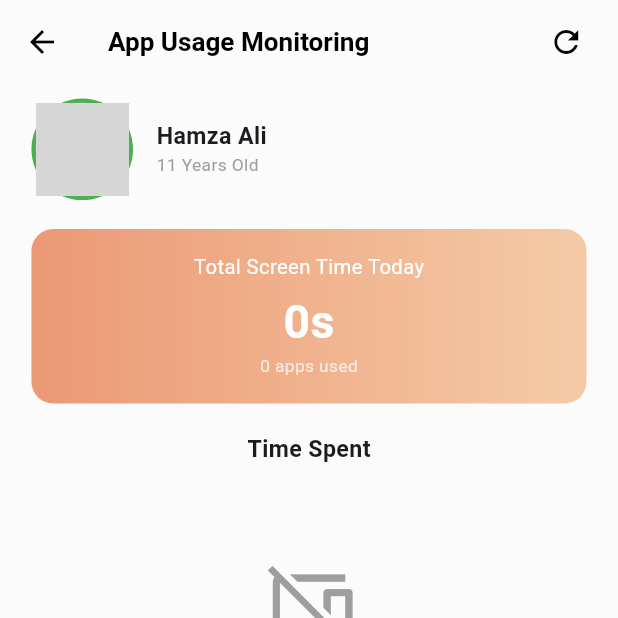
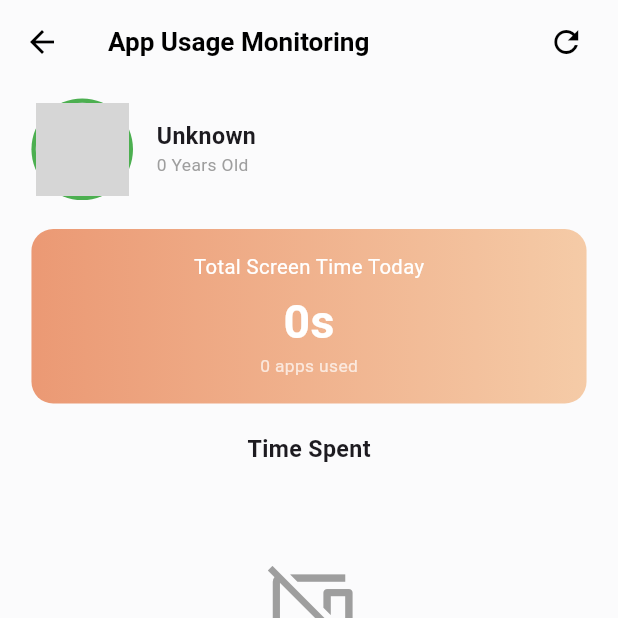
Before and after one commit to AmmaraAkhtar/26-FYP-CS-103, a Flutter app: the Monitoring screen opened directly with empty values, after a tap on "App Usage", on a phone screen of 412 x 824 dp, the top half of it. Run offline on Flutter 3.47's test engine with Material 3 defaults, Android fonts, the phone set to English and light mode, and no system bars; our stand-ins replace flutter_screenutil, flutter_tts, permission_handler, shared_preferences, timeago; missing offline and left inert: android_intent_plus, flutter_accessibility_service, usage_stats; accounts and stored records are empty; network calls fail; grey boxes are pictures that could not be loaded.

Commit message:
Made app usage screen dynamic

```diff
--- a/parent_app/lib/Monitoring.dart
+++ b/parent_app/lib/Monitoring.dart
@@ -433,7 +433,7 @@ class _MonitoringState extends State<Monitoring> {
                         onTap: () {
                           Navigator.push(
                             context,
-                            MaterialPageRoute(builder: (context) => AppUsageMonitoringScreen()),
+                            MaterialPageRoute(builder: (context) => AppUsageMonitoringScreen(childId: childId, childName: widget.childData?['name'] ?? 'Unknown', childAge: widget.childData?['age'] ?? 0)),
                           );
                         },
                       ),
--- a/parent_app/lib/appUsage.dart
+++ b/parent_app/lib/appUsage.dart
@@ -202,10 +202,18 @@ import 'package:flutter/material.dart';
 import 'package:flutter_screenutil/flutter_screenutil.dart';
 import 'package:http/http.dart' as http;
 import 'dart:convert';
-import 'package:shared_preferences/shared_preferences.dart';
 
 class AppUsageMonitoringScreen extends StatefulWidget {
-  const AppUsageMonitoringScreen({super.key});
+  final int childId;
+  final String childName;
+  final int childAge;
+
+  const AppUsageMonitoringScreen({
+    super.key,
+    required this.childId,
+    required this.childName,
+    required this.childAge,
+  });
 
   @override
   State<AppUsageMonitoringScreen> createState() => _AppUsageMonitoringScreenState();
@@ -223,20 +231,11 @@ class _AppUsageMonitoringScreenState extends State<AppUsageMonitoringScreen> {
 
   // Package name se readable app name nikalo - fully dynamic
   String getAppName(String packageName) {
-    // com.whatsapp → WhatsApp
-    // com.instagram.android → Instagram
-    // com.sec.android.app.launcher → Launcher
     List<String> parts = packageName.split('.');
-
-    // Last meaningful part lo
     String last = parts.last;
-
-    // Common suffixes hata do
     if (last == 'android' || last == 'app' || last == 'mobile') {
       last = parts.length >= 2 ? parts[parts.length - 2] : last;
     }
-
-    // Capitalize karo
     return last[0].toUpperCase() + last.substring(1);
   }
 
@@ -281,7 +280,6 @@ class _AppUsageMonitoringScreenState extends State<AppUsageMonitoringScreen> {
     return 'App';
   }
 
-  // Category se color - dynamic
   Color getCategoryColor(String category) {
     switch (category) {
       case 'Chatting': return Colors.green;
@@ -295,7 +293,6 @@ class _AppUsageMonitoringScreenState extends State<AppUsageMonitoringScreen> {
     }
   }
 
-  // Category se background color
   Color getHeaderBg(String category) {
     switch (category) {
       case 'Chatting': return const Color(0xFFE8F5E9);
@@ -309,7 +306,6 @@ class _AppUsageMonitoringScreenState extends State<AppUsageMonitoringScreen> {
     }
   }
 
-  // Category se icon - dynamic
   IconData getCategoryIcon(String category) {
     switch (category) {
       case 'Chatting': return Icons.chat_bubble_rounded;
@@ -323,7 +319,6 @@ class _AppUsageMonitoringScreenState extends State<AppUsageMonitoringScreen> {
     }
   }
 
-  //  Seconds ko readable format
   String formatTime(int seconds) {
     if (seconds < 60) return "${seconds}s";
     int minutes = seconds ~/ 60;
@@ -336,16 +331,8 @@ class _AppUsageMonitoringScreenState extends State<AppUsageMonitoringScreen> {
   Future<void> fetchUsageData() async {
     setState(() => isLoading = true);
     try {
-      SharedPreferences prefs = await SharedPreferences.getInstance();
-      int? childId = prefs.getInt("child_id");
-
-      if (childId == null) {
-        setState(() => isLoading = false);
-        return;
-      }
-
       final response = await http.get(
-       Uri.parse('http://192.168.18.163:8000/get-child-usage/$childId/'),
+        Uri.parse('http://192.168.18.163:8000/get-child-usage/${widget.childId}/'),
         headers: {"Content-Type": "application/json"},
       );
 
@@ -353,12 +340,10 @@ class _AppUsageMonitoringScreenState extends State<AppUsageMonitoringScreen> {
         final data = jsonDecode(response.body);
         List<dynamic> rawUsage = data['usage_data'];
 
-        // System apps filter karo
         List<Map<String, dynamic>> filtered = rawUsage
             .where((app) {
               String pkg = app['package_name'];
               int time = app['usage_time'] as int;
-              // System apps aur zero usage hata do
               return time > 0 &&
                   !pkg.contains('android') &&
                   !pkg.contains('samsung') &&
@@ -371,7 +356,6 @@ class _AppUsageMonitoringScreenState extends State<AppUsageMonitoringScreen> {
             .map((app) => Map<String, dynamic>.from(app))
             .toList();
 
-        // Usage time se sort karo - highest first
         filtered.sort((a, b) =>
             (b['usage_time'] as int).compareTo(a['usage_time'] as int));
 
@@ -379,6 +363,8 @@ class _AppUsageMonitoringScreenState extends State<AppUsageMonitoringScreen> {
           usageData = filtered;
           isLoading = false;
         });
+      } else {
+        setState(() => isLoading = false);
       }
     } catch (e) {
       print("Error: $e");
@@ -403,10 +389,7 @@ class _AppUsageMonitoringScreenState extends State<AppUsageMonitoringScreen> {
         ),
         title: Text(
           "App Usage Monitoring",
-          style: TextStyle(
-              color: Colors.black,
-              fontWeight: FontWeight.bold,
-              fontSize: 18.sp),
+          style: TextStyle(color: Colors.black, fontWeight: FontWeight.bold, fontSize: 18.sp),
         ),
         actions: [
           IconButton(
@@ -417,15 +400,13 @@ class _AppUsageMonitoringScreenState extends State<AppUsageMonitoringScreen> {
         ],
       ),
       body: isLoading
-          ? const Center(
-              child: CircularProgressIndicator(color: Color(0xFFEB9974)))
+          ? const Center(child: CircularProgressIndicator(color: Color(0xFFEB9974)))
           : RefreshIndicator(
               onRefresh: fetchUsageData,
               child: SingleChildScrollView(
                 physics: const AlwaysScrollableScrollPhysics(),
                 child: Padding(
-                  padding:
-                      EdgeInsets.symmetric(horizontal: 20.w, vertical: 10.h),
+                  padding: EdgeInsets.symmetric(horizontal: 20.w, vertical: 10.h),
                   child: Column(
                     children: [
                       // Profile
@@ -445,13 +426,10 @@ class _AppUsageMonitoringScreenState extends State<AppUsageMonitoringScreen> {
                           Column(
                             crossAxisAlignment: CrossAxisAlignment.start,
                             children: [
-                              Text("Hamza Ali",
-                                  style: TextStyle(
-                                      fontSize: 16.sp,
-                                      fontWeight: FontWeight.bold)),
-                              Text("11 Years Old",
-                                  style: TextStyle(
-                                      color: Colors.grey, fontSize: 12.sp)),
+                              Text(widget.childName,
+                                  style: TextStyle(fontSize: 16.sp, fontWeight: FontWeight.bold)),
+                              Text("${widget.childAge} Years Old",
+                                  style: TextStyle(color: Colors.grey, fontSize: 12.sp)),
                             ],
                           )
                         ],
@@ -472,8 +450,7 @@ class _AppUsageMonitoringScreenState extends State<AppUsageMonitoringScreen> {
                         child: Column(
                           children: [
                             Text("Total Screen Time Today",
-                                style: TextStyle(
-                                    fontSize: 14.sp, color: Colors.white)),
+                                style: TextStyle(fontSize: 14.sp, color: Colors.white)),
                             SizedBox(height: 5.h),
                             Text(
                               formatTime(totalSeconds),
@@ -485,9 +462,7 @@ class _AppUsageMonitoringScreenState extends State<AppUsageMonitoringScreen> {
                             ),
                             Text(
                               "${usageData.length} apps used",
-                              style: TextStyle(
-                                  fontSize: 12.sp,
-                                  color: Colors.white70),
+                              style: TextStyle(fontSize: 12.sp, color: Colors.white70),
                             ),
                           ],
                         ),
@@ -495,24 +470,18 @@ class _AppUsageMonitoringScreenState extends State<AppUsageMonitoringScreen> {
 
                       SizedBox(height: 20.h),
                       Text("Time Spent",
-                          style: TextStyle(
-                              fontSize: 16.sp,
-                              fontWeight: FontWeight.bold)),
+                          style: TextStyle(fontSize: 16.sp, fontWeight: FontWeight.bold)),
                       SizedBox(height: 15.h),
 
-                      // ✅ 100% Dynamic Cards
                       usageData.isEmpty
                           ? Padding(
                               padding: EdgeInsets.only(top: 50.h),
                               child: Column(
                                 children: [
-                                  Icon(Icons.phonelink_off,
-                                      size: 60.sp, color: Colors.grey),
+                                  Icon(Icons.phonelink_off, size: 60.sp, color: Colors.grey),
                                   SizedBox(height: 10.h),
                                   Text("No usage data yet",
-                                      style: TextStyle(
-                                          color: Colors.grey,
-                                          fontSize: 16.sp)),
+                                      style: TextStyle(color: Colors.grey, fontSize: 16.sp)),
                                 ],
                               ),
                             )
@@ -526,7 +495,6 @@ class _AppUsageMonitoringScreenState extends State<AppUsageMonitoringScreen> {
                                     ? ((appSeconds / totalSeconds) * 100).round()
                                     : 0;
 
-                                // ✅ Sab kuch package name se automatically
                                 String appName = getAppName(pkg);
                                 String category = getCategory(pkg);
                                 Color color = getCategoryColor(category);
@@ -561,9 +529,7 @@ class _AppUsageMonitoringScreenState extends State<AppUsageMonitoringScreen> {
                           child: Text(
                             'Change Screen Limit',
                             style: TextStyle(
-                                fontSize: 18.sp,
-                                color: Colors.white,
-                                fontWeight: FontWeight.bold),
+                                fontSize: 18.sp, color: Colors.white, fontWeight: FontWeight.bold),
                           ),
                         ),
                       ),
@@ -603,7 +569,6 @@ class _AppUsageMonitoringScreenState extends State<AppUsageMonitoringScreen> {
       child: Column(
         mainAxisSize: MainAxisSize.min,
         children: [
-          // Header - icon + name
           Container(
             padding: EdgeInsets.symmetric(horizontal: 10.w, vertical: 8.h),
             decoration: BoxDecoration(
@@ -620,15 +585,13 @@ class _AppUsageMonitoringScreenState extends State<AppUsageMonitoringScreen> {
                 Expanded(
                   child: Text(
                     appName,
-                    style: TextStyle(
-                        fontWeight: FontWeight.bold, fontSize: 13.sp),
+                    style: TextStyle(fontWeight: FontWeight.bold, fontSize: 13.sp),
                     overflow: TextOverflow.ellipsis,
                   ),
                 ),
               ],
             ),
           ),
-          // Body
           Padding(
             padding: EdgeInsets.all(12.w),
             child: Column(
@@ -636,12 +599,8 @@ class _AppUsageMonitoringScreenState extends State<AppUsageMonitoringScreen> {
                 Row(
                   mainAxisAlignment: MainAxisAlignment.spaceBetween,
                   children: [
-                    Text("$percentage%",
-                        style:
-                            TextStyle(color: Colors.grey, fontSize: 11.sp)),
-                    Text(time,
-                        style: TextStyle(
-                            fontWeight: FontWeight.w600, fontSize: 11.sp)),
+                    Text("$percentage%", style: TextStyle(color: Colors.grey, fontSize: 11.sp)),
+                    Text(time, style: TextStyle(fontWeight: FontWeight.w600, fontSize: 11.sp)),
                   ],
                 ),
                 SizedBox(height: 6.h),
@@ -665,10 +624,7 @@ class _AppUsageMonitoringScreenState extends State<AppUsageMonitoringScreen> {
                   ),
                   child: Text(
                     category,
-                    style: TextStyle(
-                        color: Colors.white,
-                        fontSize: 10.sp,
-                        fontWeight: FontWeight.bold),
+                    style: TextStyle(color: Colors.white, fontSize: 10.sp, fontWeight: FontWeight.bold),
                   ),
                 ),
               ],
```
Lines whose indentation alone changed are shown as unchanged.
